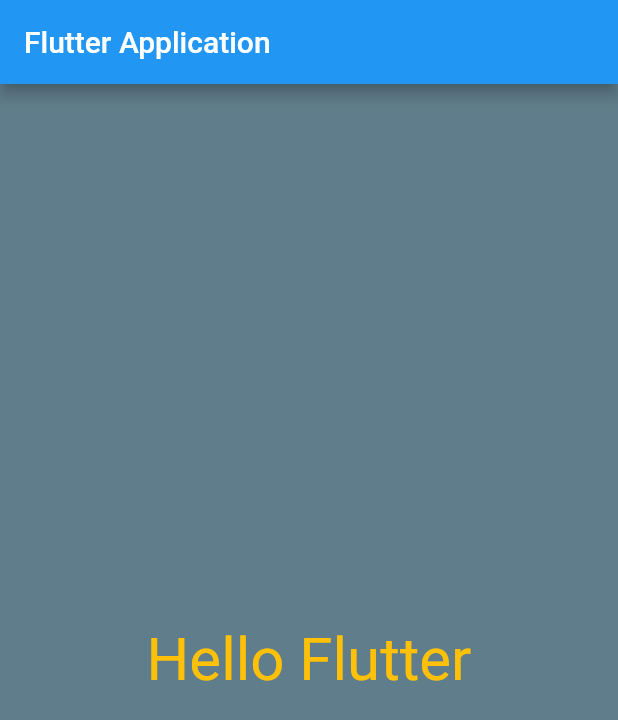
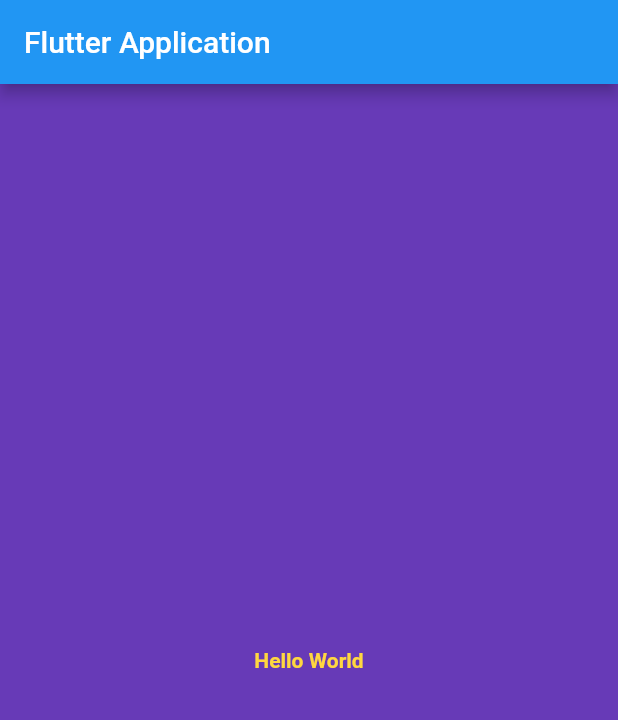
Before and after one commit to AminullahTajMuhammad/flutter_test_application, a Flutter app: the screen it shows after launch, on a phone screen of 412 x 824 dp. Shown: the top 720 px of the screen. Run offline on Flutter 3.47's test engine with Material 2 defaults, Android fonts, the phone set to English and light mode, and no system bars.

Commit message:
Learning Containers, Padding, Margin on widgets and add some logic

```diff
--- a/lib/first_screen/first_screen_code.dart
+++ b/lib/first_screen/first_screen_code.dart
@@ -1,22 +1,30 @@
+import 'dart:math';
+
 import 'package:flutter/material.dart';
 
 class FirstScreenCode extends StatelessWidget {
   @override
   Widget build(BuildContext context) {
-    // TODO: implement build
-    return Material(
-      color: Colors.blueGrey,
-      child: Center(
-          child: Text(
-            "Hello Flutter",
-            textDirection: TextDirection.ltr,
-            style: TextStyle(
-                color: Colors.amber,
-                fontSize: 40.0
-            ),
-          )
-      ),
+
+    return Center(
+      child: Container(
+        child: Text(
+          "Hello World",
+          style: TextStyle(
+              color: Colors.amberAccent,
+              fontWeight: FontWeight.bold
+          ),
+        ),
+        alignment: Alignment.center,
+        color: Colors.deepPurple,
+      )
     );
   }
 
+  int generateLuckNumber() {
+    var random = Random();
+    int number = random.nextInt(20);
+    return number;
+  }
+
 }
--- a/lib/main.dart
+++ b/lib/main.dart
@@ -1,15 +1,15 @@
+import 'dart:math';
+
 import 'package:flutter/material.dart';
 import './first_screen/first_screen_code.dart';
 
-void main() {
-  runApp(new MyFlutterApp());
-}
+void main() => runApp(new MyFlutterApp());
 
 class MyFlutterApp extends StatelessWidget {
   @override
   Widget build(BuildContext context) {
     return MaterialApp(
-        title: "Hello Flutter",
+        debugShowCheckedModeBanner: false,
         home: Scaffold(
           appBar: AppBar(
             title: Text("Flutter Application"),
```
Also changed, not shown: 1 other file.
